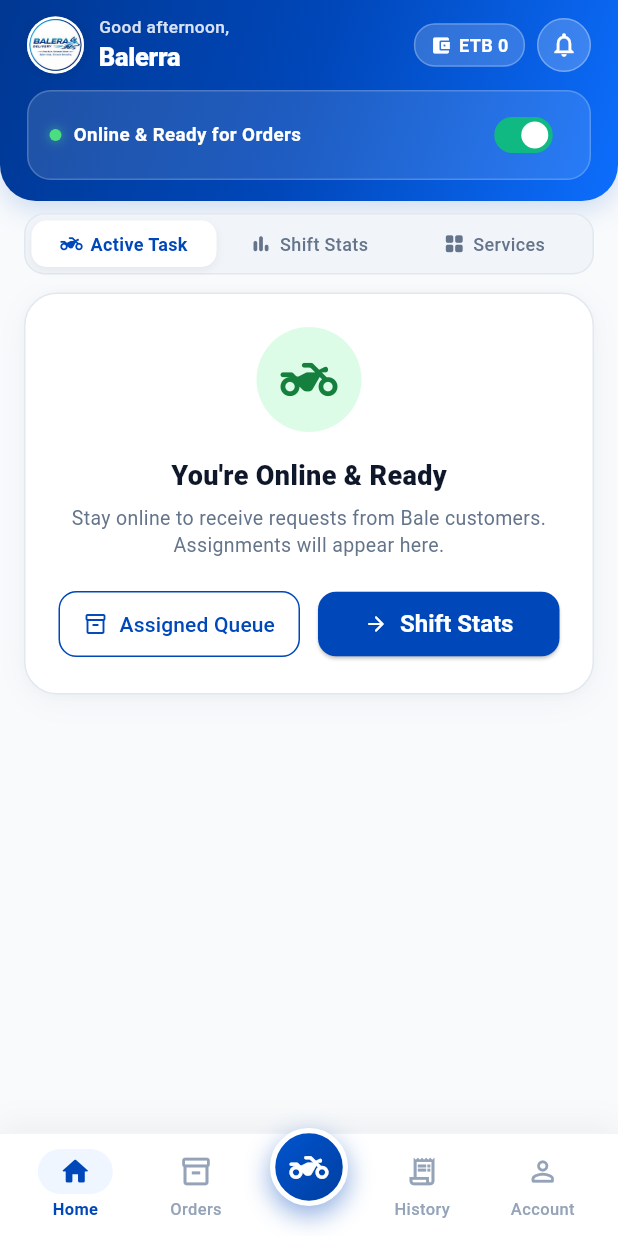
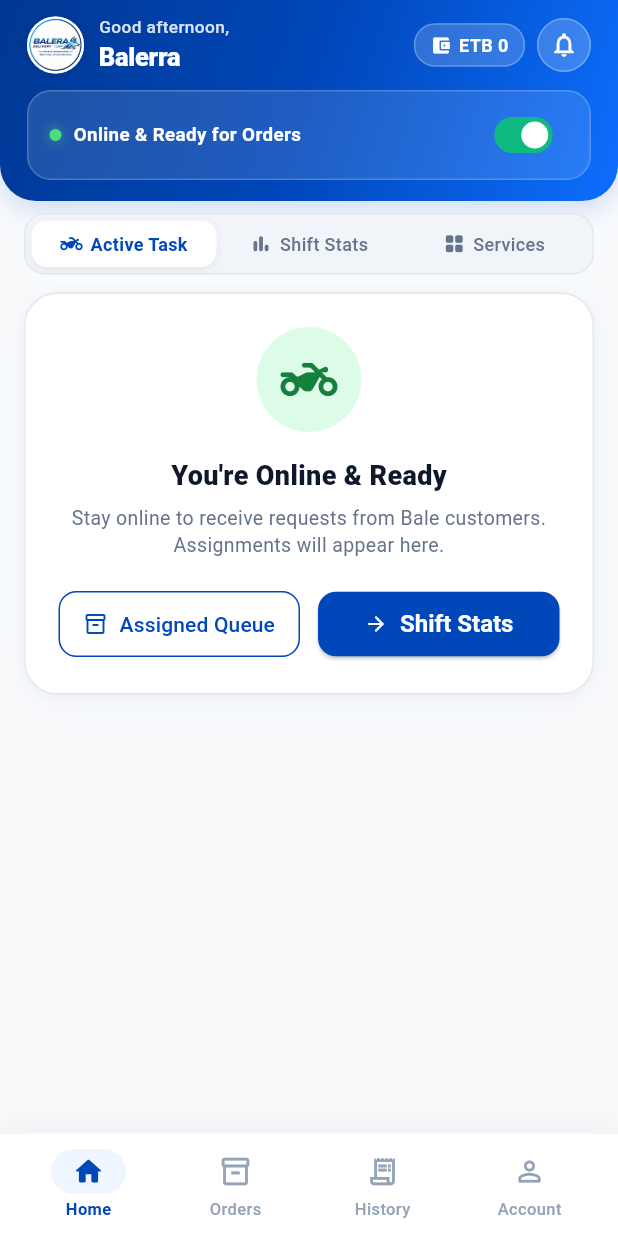
Before and after one commit to Balera-Delivery/balera-rider-app, a Flutter app: the MainShellScreen screen opened directly, after a tap on "Allow in Settings", on a phone screen of 412 x 824 dp. Run offline on Flutter 3.47's test engine with Material 3 defaults, Android fonts, the phone set to English and light mode, and no system bars; our stand-ins replace flutter_animate, flutter_map, geolocator, google_fonts, latlong2, shared_preferences; missing offline and left inert: mobile_scanner; accounts and stored records are empty; network calls fail; project files that could hold a hidden picture were left out.

Commit message:
remove redundant center motorcycle button from bottom navigation bar

```diff
--- a/lib/screens/main_shell_screen.dart
+++ b/lib/screens/main_shell_screen.dart
@@ -86,47 +86,7 @@
                   onTap: () => _onTabSelected(1),
                 ),
 
-                // 3. Center Prominent Rider Bike Button (Floating)
-                Transform.translate(
-                  offset: const Offset(0, -12),
-                  child: GestureDetector(
-                    onTap: () => _onTabSelected(1),
-                    behavior: HitTestBehavior.opaque,
-                    child: Padding(
-                      padding: const EdgeInsets.symmetric(horizontal: 4.0),
-                      child: Container(
-                        width: 52,
-                        height: 52,
-                        decoration: BoxDecoration(
-                          shape: BoxShape.circle,
-                          gradient: const LinearGradient(
-                            colors: [Color(0xFF0056D2), Color(0xFF003D9E)],
-                            begin: Alignment.topLeft,
-                            end: Alignment.bottomRight,
-                          ),
-                          border: Border.all(
-                            color: Colors.white,
-                            width: 3.5,
-                          ),
-                          boxShadow: [
-                            BoxShadow(
-                              color: AppColors.primary.withValues(alpha: 0.45),
-                              blurRadius: 14,
-                              offset: const Offset(0, 6),
-                            ),
-                          ],
-                        ),
-                        child: const Icon(
-                          Icons.two_wheeler_rounded,
-                          color: Colors.white,
-                          size: 26,
-                        ),
-                      ),
-                    ),
-                  ),
-                ),
-
-                // 4. History Tab
+                // 3. History Tab
                 _buildNavItem(
                   index: 2,
                   icon: Icons.receipt_long_outlined,
@@ -136,7 +96,7 @@
                   onTap: () => _onTabSelected(2),
                 ),
 
-                // 5. Profile Tab
+                // 4. Account Tab
                 _buildNavItem(
                   index: 3,
                   icon: Icons.person_outline_rounded,
```
